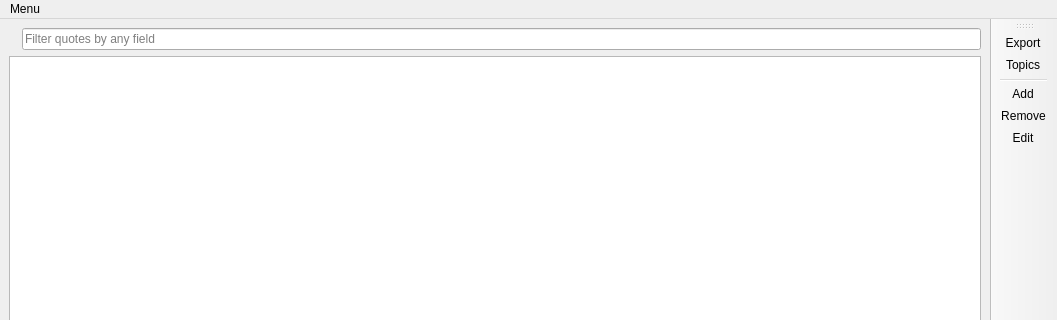
Above: mainwindow.ui from lucianodato/JI-quotes before the change; both pictures show x 0 to 1057 and y 0 to 320 of the 1057 by 573 pixel window. Below: the same form after it.
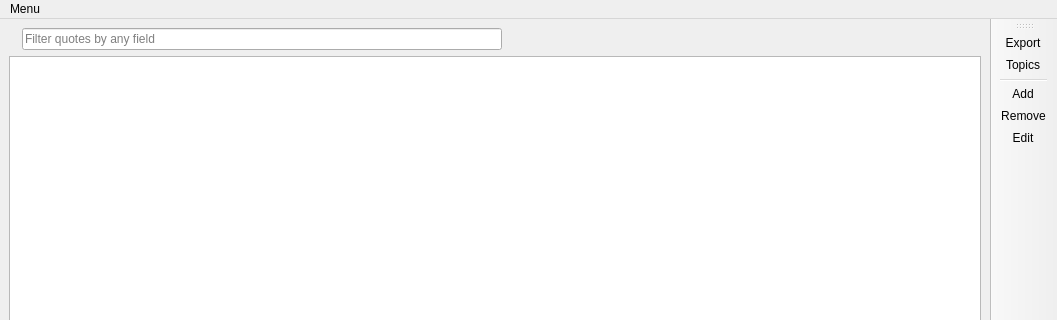
That is the form after the change. Icons and pictures are not drawn.

What changed in the file:
```diff
--- a/mainwindow.ui
+++ b/mainwindow.ui
@@ -56,6 +56,19 @@
         </property>
        </widget>
       </item>
+      <item>
+       <spacer name="horizontalSpacer">
+        <property name="orientation">
+         <enum>Qt::Horizontal</enum>
+        </property>
+        <property name="sizeHint" stdset="0">
+         <size>
+          <width>40</width>
+          <height>20</height>
+         </size>
+        </property>
+       </spacer>
+      </item>
      </layout>
     </item>
     <item>
```
